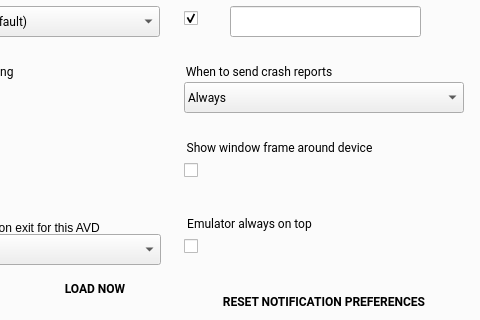
Before: the Qt Designer form android/android-emu/android/skin/qt/extended-pages/settings-page.ui in aosp-mirror/platform_external_qemu, drawn with Qt 5; both pictures show x 142 to 622 and y 146 to 466 of the 622 by 580 pixel window.
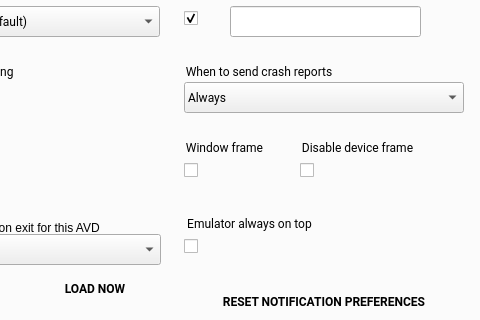
After: the same form once the commit is applied. Icons and pictures are not drawn. Custom widgets are drawn as their Qt base class.

Commit message:
ui: add a checkbox and qt setting to globally disable device frame
It can be useful to have a path to disable the device frame globally for
all AVDs without having to remember to set it in the AVD manager or to
edit the config.ini, or to apply the same setting repeatedly across many
AVDs.

What changed in the file:
```diff
--- a/android/android-emu/android/skin/qt/extended-pages/settings-page.ui
+++ b/android/android-emu/android/skin/qt/extended-pages/settings-page.ui
@@ -242,7 +242,7 @@
       <rect>
        <x>324</x>
        <y>258</y>
-       <width>211</width>
+       <width>101</width>
        <height>24</height>
       </rect>
      </property>
@@ -326,7 +326,7 @@
       <rect>
        <x>324</x>
        <y>238</y>
-       <width>211</width>
+       <width>101</width>
        <height>21</height>
       </rect>
      </property>
@@ -339,7 +339,7 @@
       <string notr="true">border: 0px;</string>
      </property>
      <property name="title">
-      <string>Show window frame around device</string>
+      <string>Window frame</string>
      </property>
      <property name="ColorGroup" stdset="0">
       <string>Title</string>
@@ -757,6 +757,58 @@
       </property>
      </item>
     </widget>
+    <widget class="QGroupBox" name="set_disableDeviceFrameTitle">
+     <property name="geometry">
+      <rect>
+       <x>440</x>
+       <y>238</y>
+       <width>211</width>
+       <height>21</height>
+      </rect>
+     </property>
+     <property name="font">
+      <font>
+       <family>Roboto</family>
+      </font>
+     </property>
+     <property name="styleSheet">
+      <string notr="true">border: 0px;</string>
+     </property>
+     <property name="title">
+      <string>Disable device frame</string>
+     </property>
+     <property name="ColorGroup" stdset="0">
+      <string>Title</string>
+     </property>
+    </widget>
+    <widget class="QCheckBox" name="set_disableDeviceFrame">
+     <property name="geometry">
+      <rect>
+       <x>440</x>
+       <y>258</y>
+       <width>101</width>
+       <height>24</height>
+      </rect>
+     </property>
+     <property name="accessibleDescription">
+      <string>Show window frame around device</string>
+     </property>
+     <property name="iconSize">
+      <size>
+       <width>24</width>
+       <height>24</height>
+      </size>
+     </property>
+     <property name="checked">
+      <bool>false</bool>
+     </property>
+     <property name="ColorGroup" stdset="0">
+      <string>Toggle</string>
+     </property>
+     <property name="report_metrics" stdset="0">
+      <bool>false</bool>
+     </property>
+    </widget>
    </widget>
    <widget class="QWidget" name="tab_2">
     <attribute name="title">
```
The commit also changes 7 other files.
